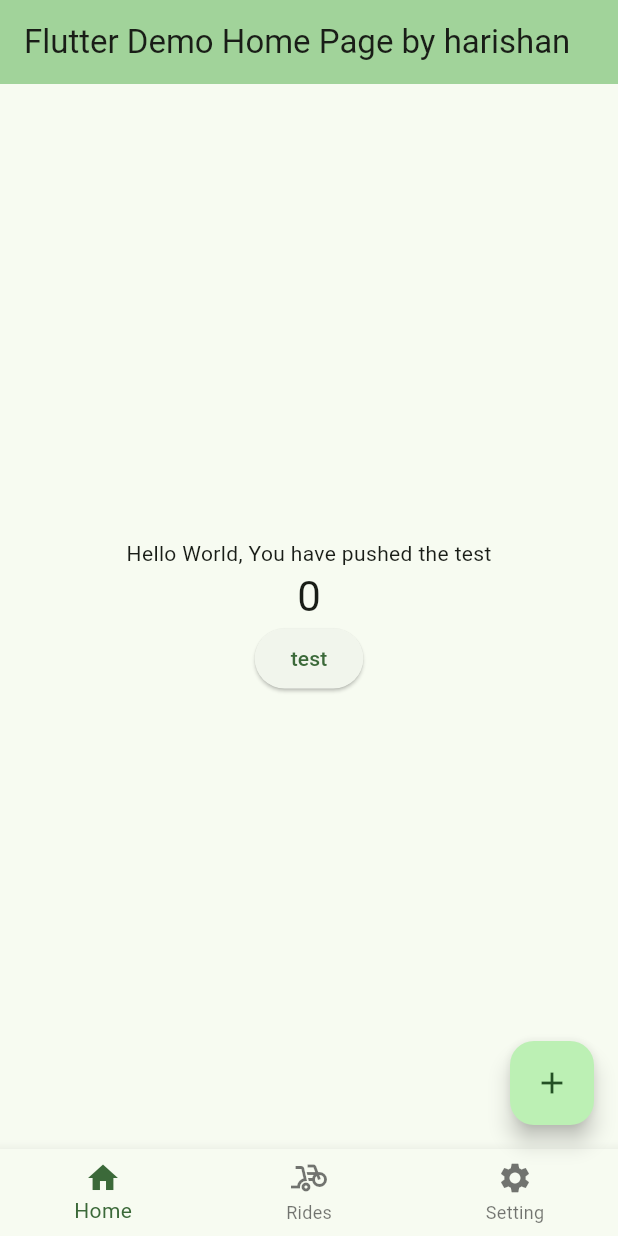
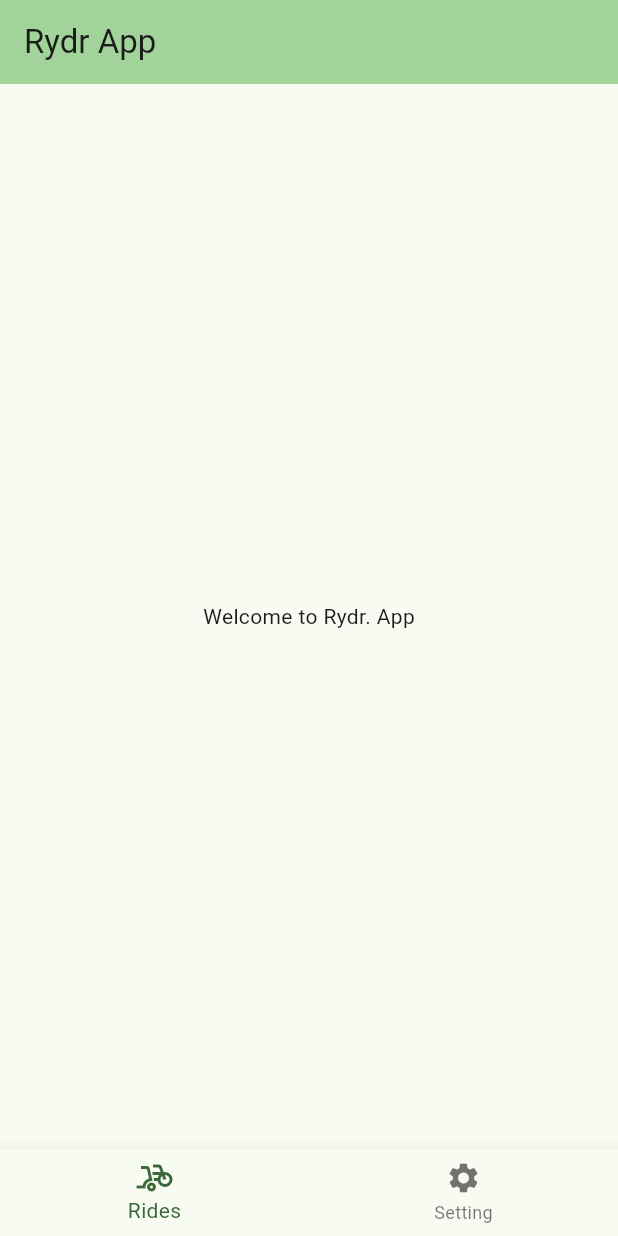
Before and after one commit to Harishan15/rydr-fe, a Flutter app: the screen it shows after launch, on a phone screen of 412 x 824 dp. Run offline on Flutter 3.47's test engine with Material 3 defaults, Android fonts, the light colour scheme and no system bars.

Commit message:
update pubspec.yaml

```diff
--- a/lib/main.dart
+++ b/lib/main.dart
@@ -17,7 +17,7 @@
         colorScheme: ColorScheme.fromSeed(seedColor: Colors.green),
         useMaterial3: true,
       ),
-      home: const MyHomePage(title: 'Flutter Demo Home Page by harishan'),
+      home: const MyHomePage(title: 'Rydr App'),
     );
   }
 }
@@ -32,14 +32,6 @@
 }
 
 class _MyHomePageState extends State<MyHomePage> {
-  int _counter = 0;
-
-  void _incrementCounter() {
-    setState(() {
-      _counter++;
-    });
-  }
-
   int bottomNavBarIndex = 0;
 
   @override
@@ -49,33 +41,19 @@
         backgroundColor: Theme.of(context).colorScheme.inversePrimary,
         title: Text(widget.title),
       ),
-      body: Center(
+      body: const Center(
         child: Column(
           mainAxisAlignment: MainAxisAlignment.center,
+          crossAxisAlignment: CrossAxisAlignment.center,
           children: <Widget>[
-            const Text(
-              'Hello World, You have pushed the test',
+            Text(
+              'Welcome to Rydr. App',
             ),
-            Text(
-              '$_counter',
-              style: Theme.of(context).textTheme.headlineMedium,
-            ),
-            ElevatedButton(
-                onPressed: () => print('Button Clicked'), child: Text('test'))
           ],
         ),
       ),
-      floatingActionButton: FloatingActionButton(
-        onPressed: _incrementCounter,
-        tooltip: 'Increment',
-        child: const Icon(Icons.add),
-      ),
       bottomNavigationBar: BottomNavigationBar(
         items: const [
-          BottomNavigationBarItem(
-            label: 'Home',
-            icon: Icon(Icons.home),
-          ),
           BottomNavigationBarItem(
             label: 'Rides',
             icon: Icon(Icons.bike_scooter),
@@ -93,3 +71,12 @@
     );
   }
 }
+
+class AuthSettings extends StatelessWidget {
+  const AuthSettings({super.key});
+
+  @override
+  Widget build(BuildContext context) {
+    return const Placeholder();
+  }
+}
```
Also changed, not shown: pubspec.yaml (+3 -61 lines), 3 other files.
